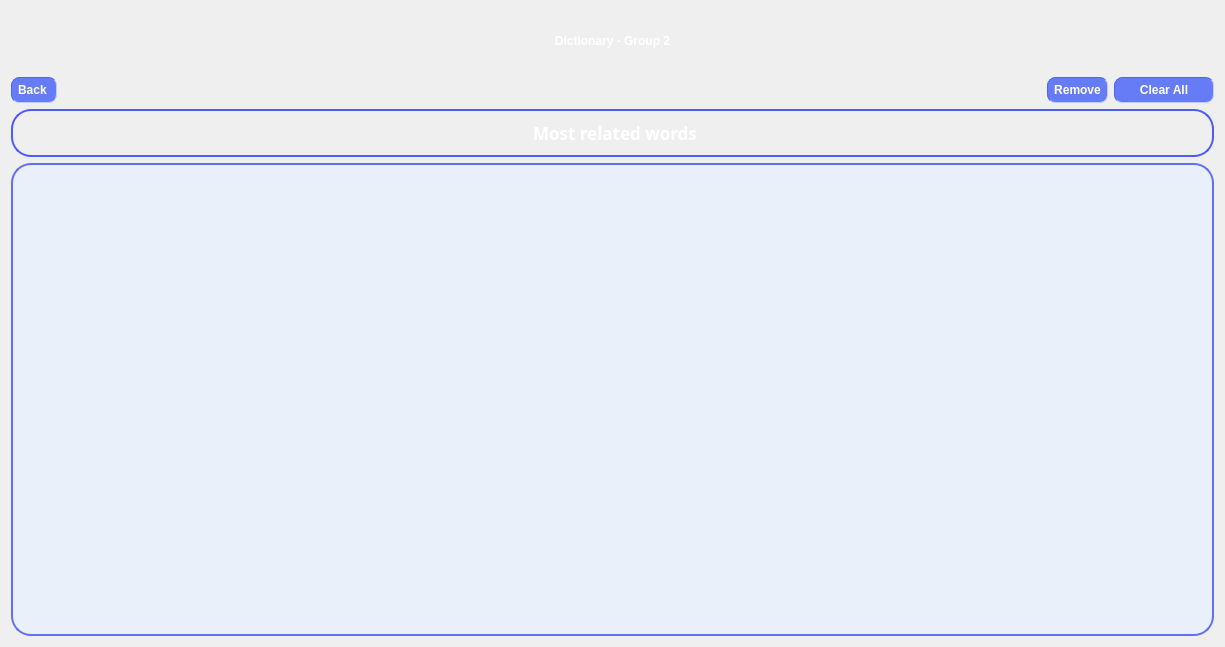
Old version of the form deftoword.ui in the repository OHonSam/CS163_Group2_Dictionary.
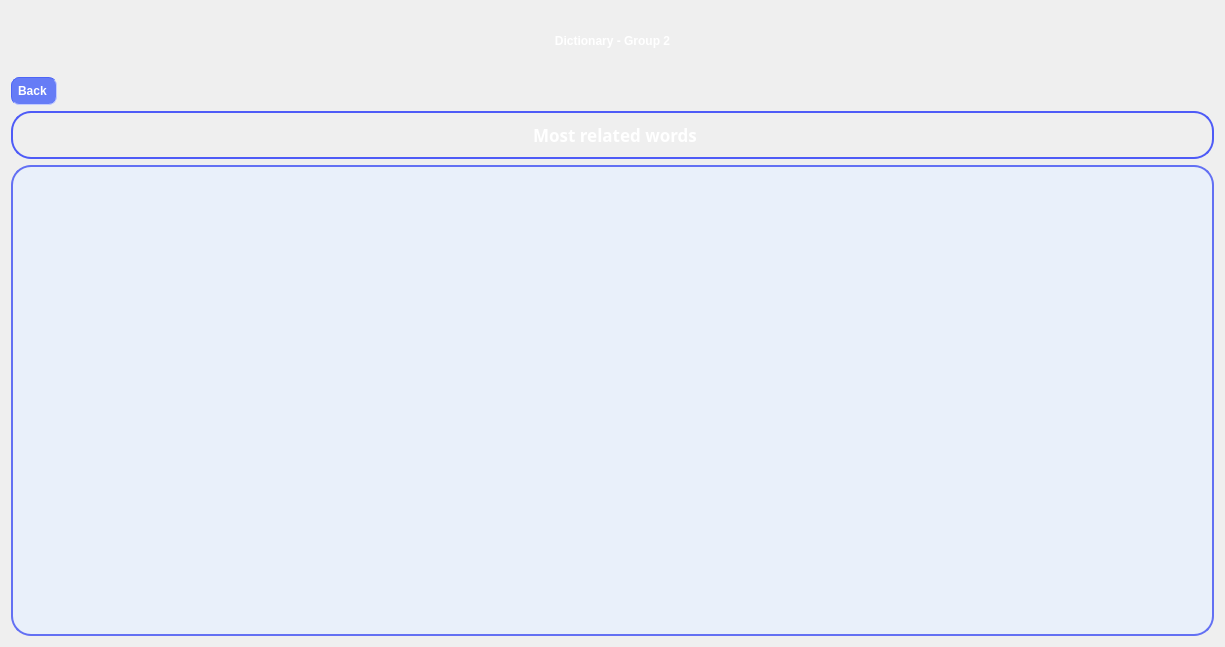
New version of the form. Icons and pictures are not drawn.

Commit message: send input from home to deftoword

```diff
--- a/deftoword.ui
+++ b/deftoword.ui
@@ -70,72 +70,6 @@
        </property>
       </spacer>
      </item>
-     <item>
-      <widget class="QPushButton" name="pushButton_remove">
-       <property name="layoutDirection">
-        <enum>Qt::RightToLeft</enum>
-       </property>
-       <property name="styleSheet">
-        <string notr="true">padding: 6px;
-border-color: rgb(77, 101, 246);
-border-width : 1px;
-border-style:inset;
-border-radius: 8px;
-  min-height: 1px;
-  min-width: 1px;
-background-color: rgb(102, 124, 246);
-font: 11pt &quot;Comfortaa&quot;;
-font:bold;
-color: white;</string>
-       </property>
-       <property name="text">
-        <string>Remove</string>
-       </property>
-       <property name="icon">
-        <iconset resource="resources.qrc">
-         <normaloff>:/img/images/eraser.svg</normaloff>:/img/images/eraser.svg</iconset>
-       </property>
-      </widget>
-     </item>
-     <item>
-      <widget class="QPushButton" name="pushButton_clear">
-       <property name="sizePolicy">
-        <sizepolicy hsizetype="Expanding" vsizetype="Fixed">
-         <horstretch>0</horstretch>
-         <verstretch>0</verstretch>
-        </sizepolicy>
-       </property>
-       <property name="maximumSize">
-        <size>
-         <width>100</width>
-         <height>16777215</height>
-        </size>
-       </property>
-       <property name="layoutDirection">
-        <enum>Qt::RightToLeft</enum>
-       </property>
-       <property name="styleSheet">
-        <string notr="true">padding: 5px;
-border-color: rgb(77, 101, 246);
-border-width : 1px;
-border-style:inset;
-border-radius: 8px;
-  min-height: 1px;
-  min-width: 1px;
-background-color: rgb(102, 124, 246);
-font: 11pt &quot;Comfortaa&quot;;
-font:bold;
-color: white;</string>
-       </property>
-       <property name="text">
-        <string>Clear All</string>
-       </property>
-       <property name="icon">
-        <iconset resource="resources.qrc">
-         <normaloff>:/img/images/trash-bin.svg</normaloff>:/img/images/trash-bin.svg</iconset>
-       </property>
-      </widget>
-     </item>
     </layout>
    </item>
    <item>
```
The commit also changes 5 other files.
